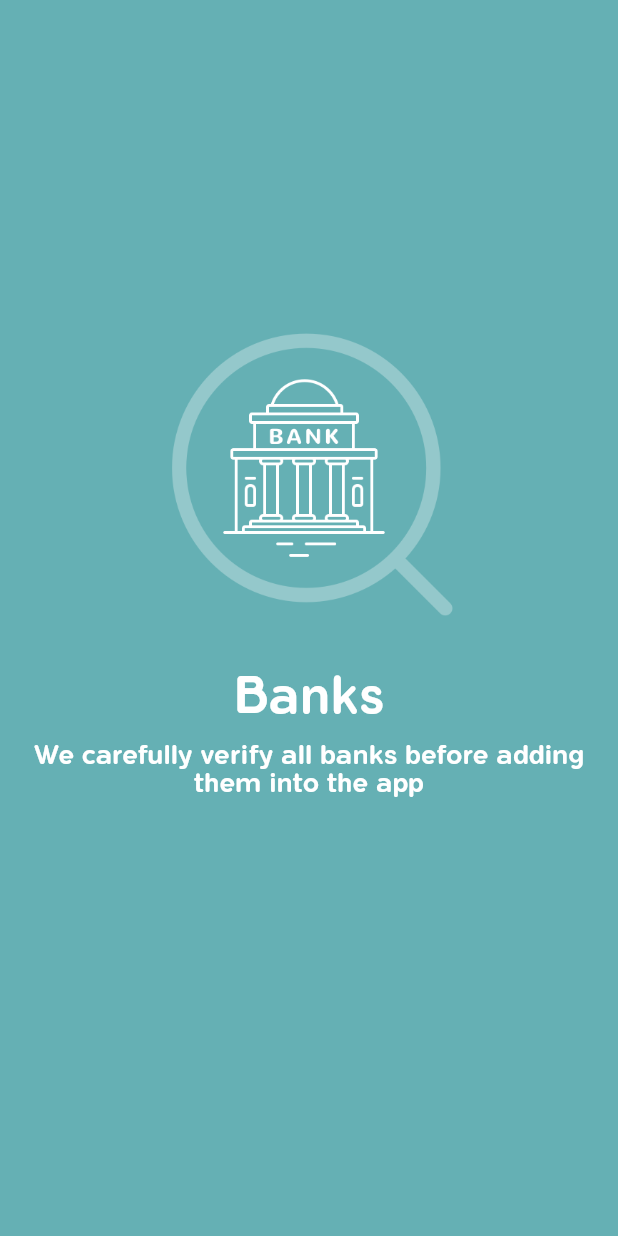
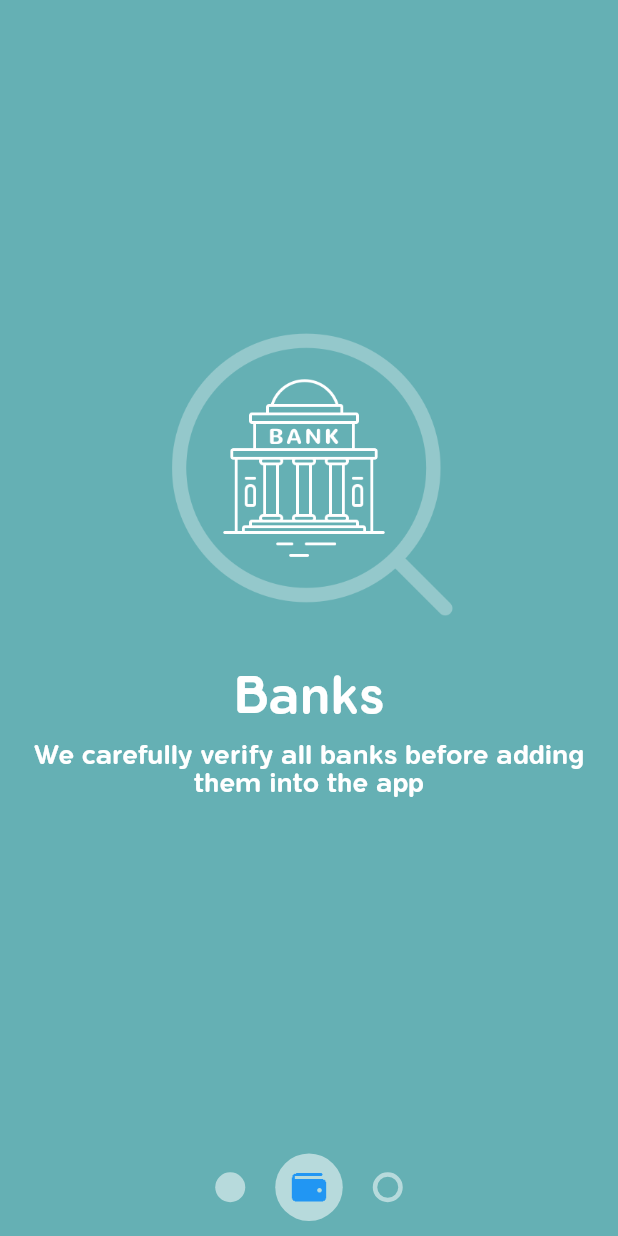
Before and after one commit to Parsh/MaterialPageReveal, a Flutter app: the screen it shows after launch, on a phone screen of 412 x 824 dp. Run offline on Flutter 3.47's test engine with Material 2 defaults, Android fonts, the phone set to English and light mode, and no system bars; statements that could not run were skipped.

Commit message:
Pager Indicator Implemented

```diff
--- a/lib/homePage.dart
+++ b/lib/homePage.dart
@@ -2,6 +2,7 @@ import 'package:flutter/material.dart';
 
 import 'page.dart';
 import 'page_reveal.dart';
+import 'pager_indicator.dart';
 
 class HomePage extends StatefulWidget {
   @override
@@ -25,6 +26,7 @@ class _HomePageState extends State<HomePage> {
               percentVisible: 1.0,
             ),
           ),
+        new PagerIndicator()
         ],
       ),
     );
--- /dev/null
+++ b/lib/pager_indicator.dart
@@ -0,0 +1,51 @@
+import 'package:flutter/material.dart';
+
+class PagerIndicator extends StatelessWidget {
+  @override
+  Widget build(BuildContext context) {
+    return new Column(
+      children: <Widget>[
+        new Expanded(
+          child: new Container(),
+        ),
+        new Row(
+          mainAxisAlignment: MainAxisAlignment.center,
+          children: <Widget>[
+            new Padding(
+              padding: const EdgeInsets.all(10.0),
+              child: new Container(
+                width: 20.0,
+                height: 20.0,
+                decoration: new BoxDecoration(
+                    color: new Color(0x88FFFFFF), shape: BoxShape.circle),
+              ),
+            ),
+            new Padding(
+              padding: const EdgeInsets.all(10.0),
+              child: new Container(
+                  width: 45.0,
+                  height: 45.0,
+                  decoration: new BoxDecoration(
+                      color: new Color(0x88FFFFFF), shape: BoxShape.circle),
+                  child: new Image.asset(
+                    'assets/wallet.png',
+                    color: Colors.blue,
+                  )),
+            ),
+            new Padding(
+              padding: const EdgeInsets.all(10.0),
+              child: new Container(
+                width: 20.0,
+                height: 20.0,
+                decoration: new BoxDecoration(
+                    shape: BoxShape.circle,
+                    border: new Border.all(
+                        color: new Color(0x88FFFFFF), width: 3.0)),
+              ),
+            )
+          ],
+        )
+      ],
+    );
+  }
+}
```
